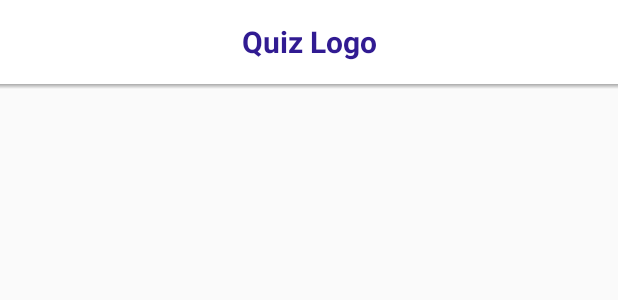
After one commit to khacpv/quiz-logo, an Android app: the layout home_activity.xml on its own in the app's theme, with its tools: preview values and no code run, on a phone screen of 412 x 824 dp. The commit adds this screen. Shown: the top 300 px of the screen. Run offline under Robolectric (Android 15) with nearby library versions, the phone set to English and light mode, and no system bars.

Commit message:
add home activity

```diff
--- a/Android/app/src/main/AndroidManifest.xml
+++ b/Android/app/src/main/AndroidManifest.xml
@@ -7,14 +7,16 @@
         android:icon="@mipmap/ic_launcher"
         android:label="@string/app_name"
         android:supportsRtl="true"
-        android:theme="@style/AppTheme">
-        <activity android:name=".MainActivity">
+        android:theme="@style/AppTheme.FullScreen">
+        <activity android:name=".screens.splash.SplashActivity">
             <intent-filter>
                 <action android:name="android.intent.action.MAIN" />
 
                 <category android:name="android.intent.category.LAUNCHER" />
             </intent-filter>
         </activity>
+        <activity android:name=".screens.home.HomeActivity"
+            android:theme="@style/AppTheme.FullScreen"/>
     </application>
 
 </manifest>
--- /dev/null
+++ b/Android/app/src/main/res/drawable/toolbar_dropshadow.xml
@@ -0,0 +1,7 @@
+<?xml version="1.0" encoding="utf-8"?>
+<shape xmlns:android="http://schemas.android.com/apk/res/android" android:shape="rectangle">
+    <gradient
+        android:startColor="@android:color/transparent"
+        android:endColor="#66333333"
+        android:angle="90"/>
+</shape>
--- /dev/null
+++ b/Android/app/src/main/res/layout/home_activity.xml
@@ -0,0 +1,34 @@
+<?xml version="1.0" encoding="utf-8"?>
+<RelativeLayout xmlns:android="http://schemas.android.com/apk/res/android"
+    xmlns:tools="http://schemas.android.com/tools"
+    android:layout_width="match_parent"
+    android:layout_height="match_parent"
+    tools:context=".screens.home.HomeActivity">
+    <android.support.v7.widget.Toolbar
+        android:id="@+id/toolbar"
+        android:layout_width="match_parent"
+        android:layout_height="wrap_content"
+        android:minHeight="?attr/actionBarSize"
+        android:background="@color/home.title.background">
+        <TextView
+            android:layout_width="wrap_content"
+            android:layout_height="wrap_content"
+            android:text="@string/app_name"
+            android:layout_gravity="center"
+            android:textSize="20sp"
+            android:textStyle="bold"
+            android:textColor="@color/home.title.foreground"/>
+    </android.support.v7.widget.Toolbar>
+    <FrameLayout
+        android:layout_width="match_parent"
+        android:layout_height="match_parent"
+        android:layout_below="@id/toolbar">
+
+        <!-- **** Place Your Content Here **** -->
+
+        <View
+            android:layout_width="match_parent"
+            android:layout_height="3dp"
+            android:background="@drawable/toolbar_dropshadow" />
+    </FrameLayout>
+</RelativeLayout>
--- /dev/null
+++ b/Android/app/src/main/res/layout/splash_activity.xml
@@ -0,0 +1,4 @@
+<?xml version="1.0" encoding="utf-8"?>
+<LinearLayout xmlns:android="http://schemas.android.com/apk/res/android" android:orientation="vertical" android:layout_width="match_parent" android:layout_height="match_parent">
+
+</LinearLayout>
--- a/Android/app/src/main/res/values/styles.xml
+++ b/Android/app/src/main/res/values/styles.xml
@@ -1,11 +1,19 @@
 <resources>
 
     <!-- Base application theme. -->
-    <style name="AppTheme" parent="Theme.AppCompat.Light.DarkActionBar">
+    <style name="AppTheme" parent="Theme.AppCompat.Light.NoActionBar">
         <!-- Customize your theme here. -->
         <item name="colorPrimary">@color/colorPrimary</item>
         <item name="colorPrimaryDark">@color/colorPrimaryDark</item>
         <item name="colorAccent">@color/colorAccent</item>
     </style>
 
+    <style name="AppTheme.FullScreen" parent="AppTheme">
+        <item name="android:windowNoTitle">true</item>
+        <item name="windowNoTitle">true</item>
+        <item name="windowActionBar">false</item>
+        <item name="android:windowFullscreen">false</item>
+        <item name="android:windowContentOverlay">@null</item>
+    </style>
+
 </resources>
```
Also changed, not shown: Android/app/src/main/java/com/oic/game/quizlogo/BaseActivity.java (added, +16 -0 lines), Android/app/src/main/java/com/oic/game/quizlogo/MainActivity.java (deleted, +0 -13 lines), Android/app/src/main/java/com/oic/game/quizlogo/screens/home/HomeActivity.java (added, +26 -0 lines), Android/app/src/main/java/com/oic/game/quizlogo/screens/splash/SplashActivity.java (added, +30 -0 lines), Android/app/src/main/res/layout/activity_main.xml (deleted, +0 -16 lines), Android/app/src/main/res/values/colors.xml (+23 -0 lines), 1 other file.
